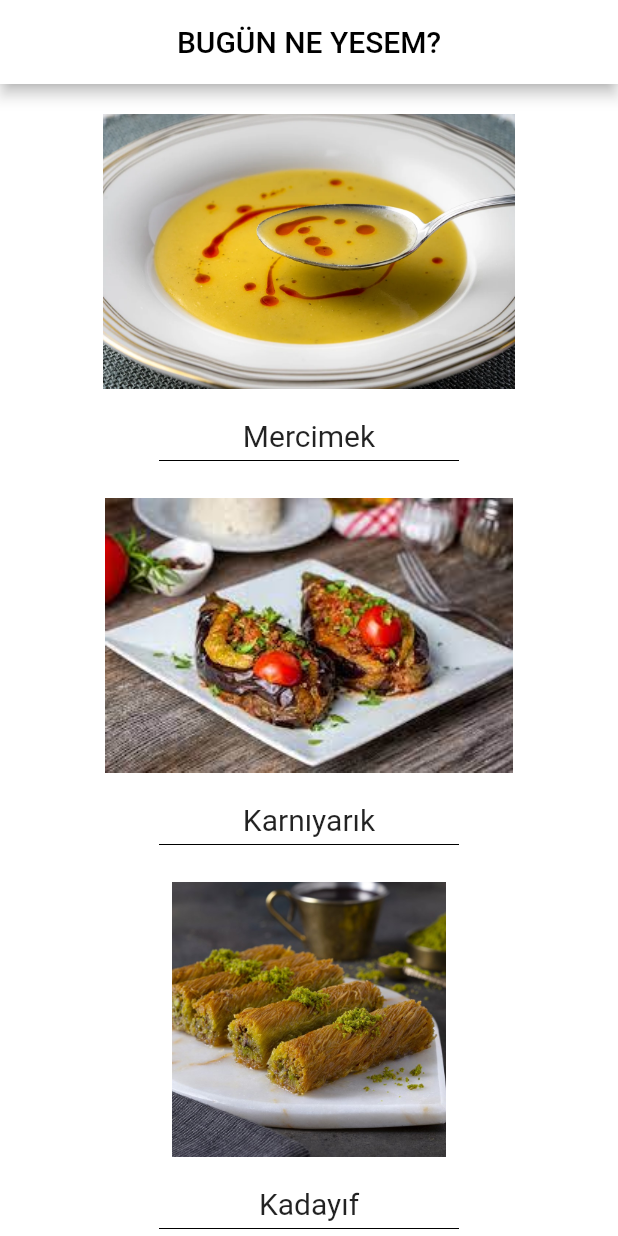
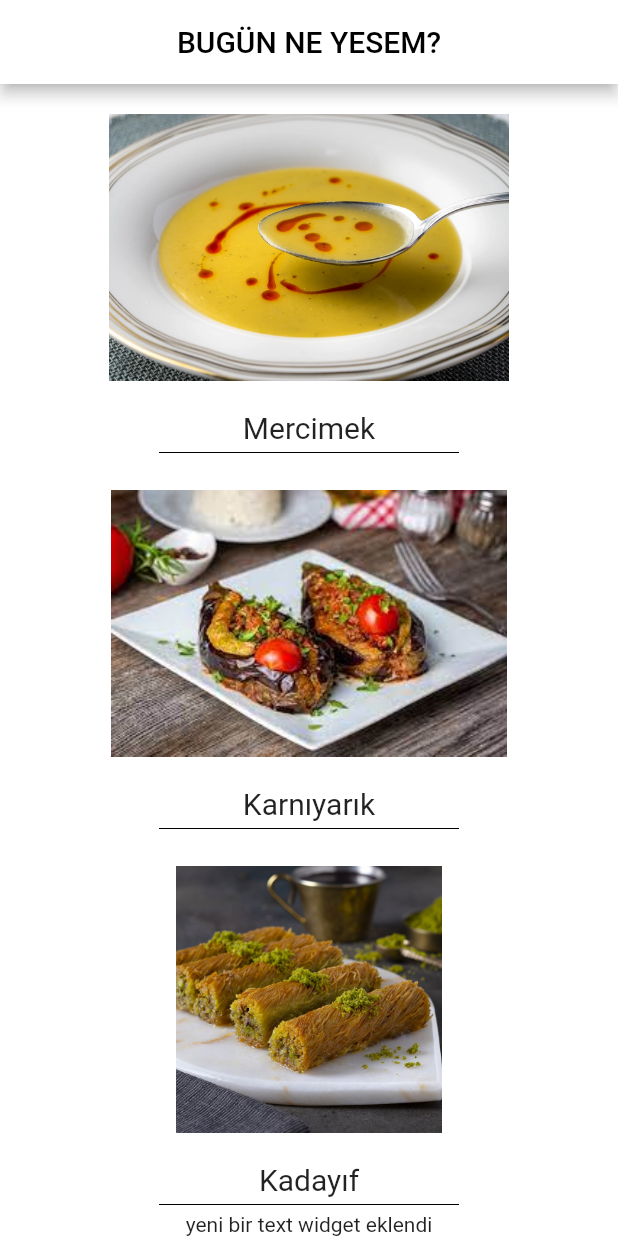
Before and after one commit to ersincrt/yemekuyg2023, a Flutter app: the screen it shows after launch, on a phone screen of 412 x 824 dp. Run offline on Flutter 3.47's test engine with Material 2 defaults, Android fonts, the phone set to English and light mode, and no system bars.

Commit message:
yeni bir text widget eklendi

```diff
--- a/lib/main.dart
+++ b/lib/main.dart
@@ -129,6 +129,7 @@ class _YemekSayfasiState extends State<YemekSayfasi> {
               color: Colors.black,
             ),
           ),
+          Text('yeni bir text widget eklendi'),
         ],
       ),
     );
```
